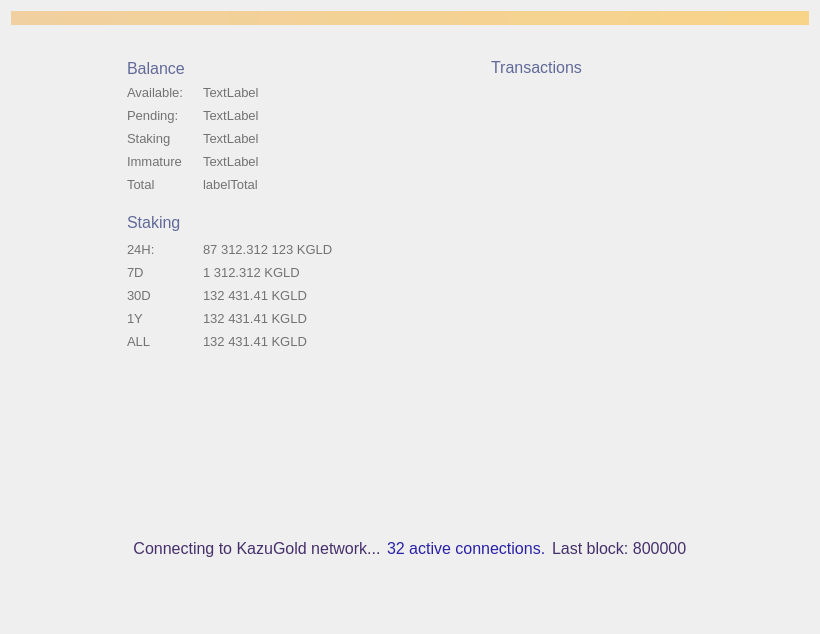
Old version of the form src/qt/forms/overviewpage.ui in the repository KazuPay/kazugold.
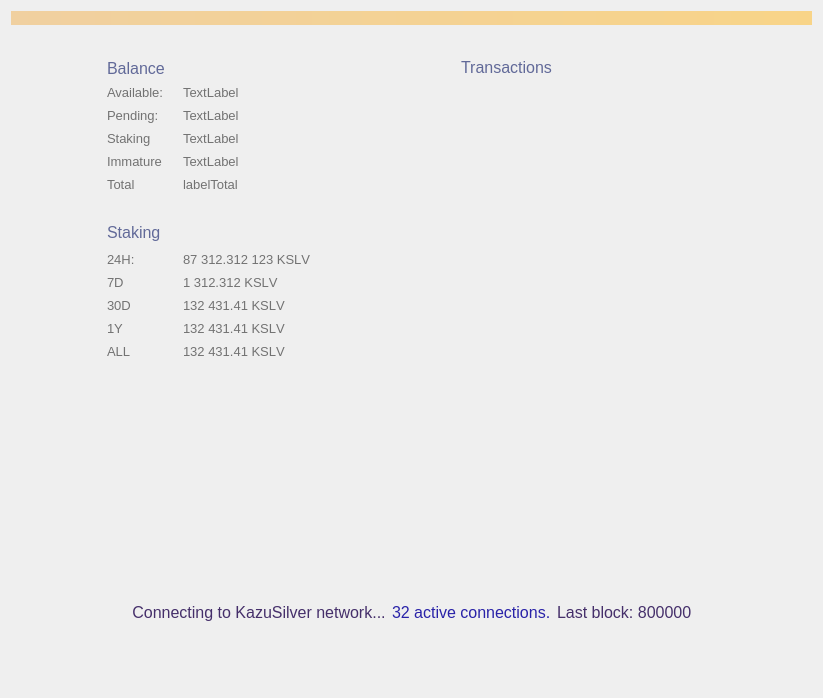
New version of the form. Custom widgets are drawn as their Qt base class.

The edit to the form file:
```diff
--- a/src/qt/forms/overviewpage.ui
+++ b/src/qt/forms/overviewpage.ui
@@ -6,8 +6,8 @@
    <rect>
     <x>0</x>
     <y>0</y>
-    <width>820</width>
-    <height>634</height>
+    <width>823</width>
+    <height>698</height>
    </rect>
   </property>
   <property name="sizePolicy">
@@ -76,7 +76,7 @@
        </property>
        <property name="sizeHint" stdset="0">
         <size>
-         <width>100</width>
+         <width>80</width>
          <height>20</height>
         </size>
        </property>
@@ -522,7 +522,7 @@
          <property name="sizeHint" stdset="0">
           <size>
            <width>20</width>
-           <height>10</height>
+           <height>20</height>
           </size>
          </property>
         </spacer>
@@ -664,7 +664,7 @@
               <string notr="true">color: #727272</string>
              </property>
              <property name="text">
-              <string>87 312.312 123 KGLD</string>
+              <string>87 312.312 123 KSLV</string>
              </property>
              <property name="alignment">
               <set>Qt::AlignLeading|Qt::AlignLeft|Qt::AlignVCenter</set>
@@ -726,7 +726,7 @@
               <string notr="true">color: #727272</string>
              </property>
              <property name="text">
-              <string>1 312.312 KGLD</string>
+              <string>1 312.312 KSLV</string>
              </property>
              <property name="alignment">
               <set>Qt::AlignLeading|Qt::AlignLeft|Qt::AlignVCenter</set>
@@ -748,7 +748,7 @@
               <string notr="true">color: #727272</string>
              </property>
              <property name="text">
-              <string>132 431.41 KGLD</string>
+              <string>132 431.41 KSLV</string>
              </property>
              <property name="alignment">
               <set>Qt::AlignLeading|Qt::AlignLeft|Qt::AlignVCenter</set>
@@ -850,7 +850,7 @@
               <string notr="true">color: #727272</string>
              </property>
              <property name="text">
-              <string>132 431.41 KGLD</string>
+              <string>132 431.41 KSLV</string>
              </property>
              <property name="alignment">
               <set>Qt::AlignLeading|Qt::AlignLeft|Qt::AlignVCenter</set>
@@ -912,7 +912,7 @@
               <string notr="true">color: #727272</string>
              </property>
              <property name="text">
-              <string>132 431.41 KGLD</string>
+              <string>132 431.41 KSLV</string>
              </property>
              <property name="alignment">
               <set>Qt::AlignLeading|Qt::AlignLeft|Qt::AlignVCenter</set>
@@ -1023,7 +1023,7 @@
        </property>
        <property name="sizeHint" stdset="0">
         <size>
-         <width>80</width>
+         <width>60</width>
          <height>20</height>
         </size>
        </property>
@@ -1126,7 +1126,7 @@
        </property>
        <property name="sizeHint" stdset="0">
         <size>
-         <width>100</width>
+         <width>80</width>
          <height>20</height>
         </size>
        </property>
@@ -1175,7 +1175,7 @@
         <string notr="true">color: #452f6a</string>
        </property>
        <property name="text">
-        <string>Connecting to KazuGold network...</string>
+        <string>Connecting to KazuSilver network...</string>
        </property>
        <property name="alignment">
         <set>Qt::AlignCenter</set>
```
